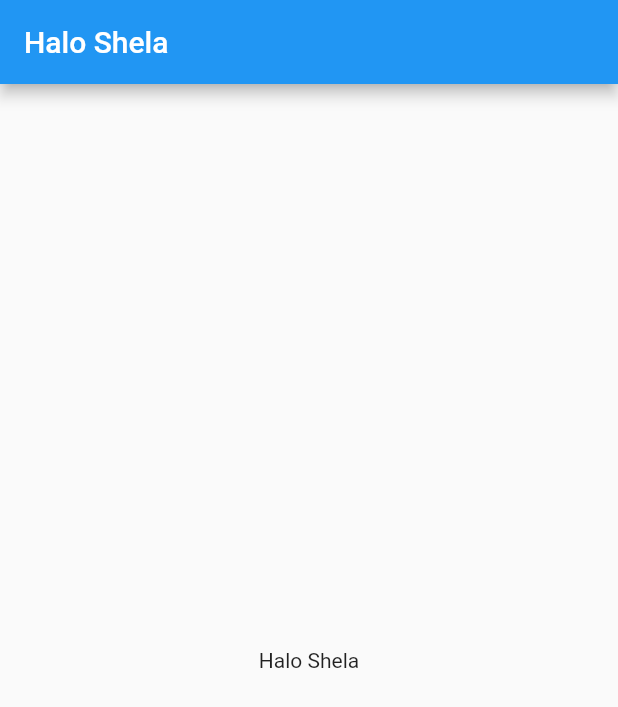
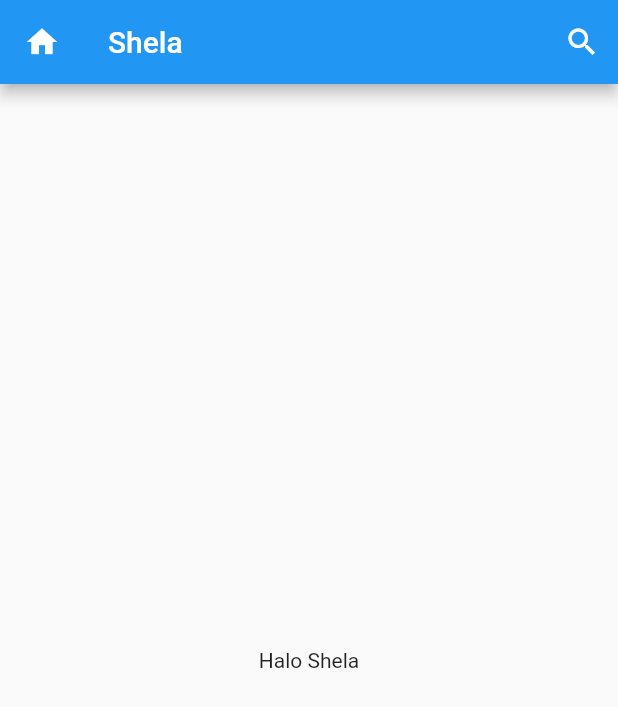
Before and after one commit to Mobile-Programming-MDP/materi-latihan-flutter-shela-2226250087, a Flutter app: the screen it shows after launch, on a phone screen of 412 x 824 dp. Shown: the top 707 px of the screen. Run offline on Flutter 3.47's test engine with Material 2 defaults, Android fonts, the phone set to English and light mode, and no system bars.

Commit message:
menambahkan_icon_di_appbar

```diff
--- a/halowidget/lib/main.dart
+++ b/halowidget/lib/main.dart
@@ -12,8 +12,7 @@ class MyApp extends StatelessWidget {
     return MaterialApp(
         title: "Shela",
         theme: ThemeData(primarySwatch: Colors.blue),
-      home: firstScreen()
-    );
+        home: firstScreen());
   }
 }
 
@@ -24,7 +23,19 @@ class firstScreen extends StatelessWidget {
   Widget build(BuildContext context) {
     return Scaffold(
       appBar: AppBar(
-          title: const Text("Halo Shela"),
+        title: const Text("Shela"),
+        actions: <Widget>[
+          IconButton(
+              onPressed: () {},
+              icon: const Icon(
+                Icons.search,
+                color: Colors.white,
+              ))
+        ],
+        leading: IconButton(
+          onPressed: () {},
+          icon: const Icon(Icons.home, color: Colors.white),
+        ),
       ),
       body: const Center(
         child: Text("Halo Shela"),
```
Lines whose indentation alone changed are shown as unchanged.
